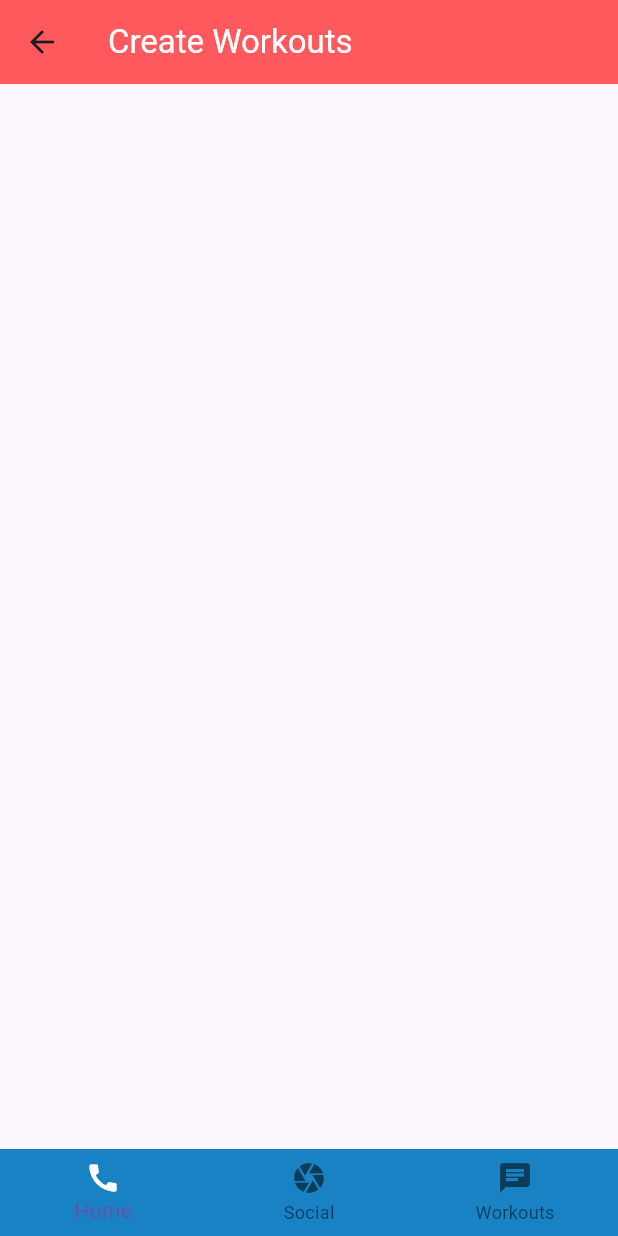
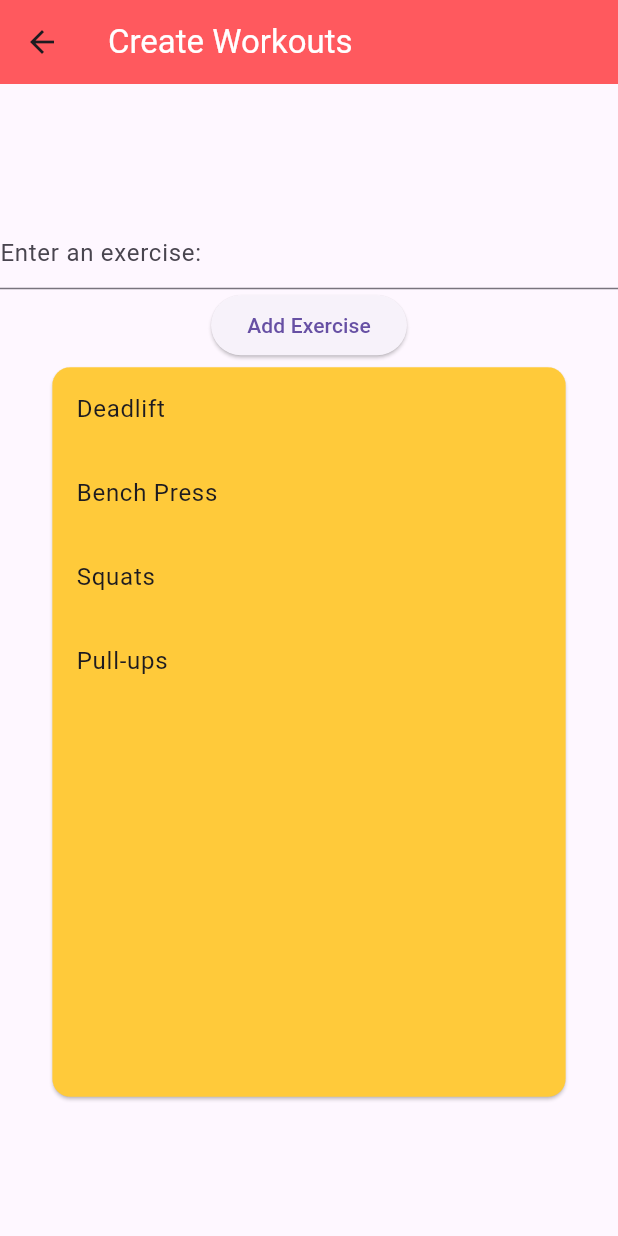
Before and after one commit to BenSwift1/GymApplication, a Flutter app: the createWorkouts screen opened directly, on a phone screen of 412 x 824 dp. Run offline on Flutter 3.47's test engine with Material 3 defaults, Android fonts, the phone set to English and light mode, and no system bars; our stand-ins replace firebase_auth; missing offline and left inert: dart:ffi; accounts and stored records are empty.

Commit message:
Can create workouts

```diff
--- a/gym_app/lib/create_workout.dart
+++ b/gym_app/lib/create_workout.dart
@@ -1,16 +1,26 @@
 import 'package:flutter/material.dart';
-import 'package:gym_app/main.dart';
 
 void main() {
   runApp(const MyApp());
 }
 
-void create_workout() {
-  // Your implementation for creating a workout
-  print('Creating workout...');
+class createWorkouts extends StatefulWidget {
+  const createWorkouts({Key? key}) : super(key: key);
+
+  @override
+  _CreateWorkoutsState createState() => _CreateWorkoutsState();
 }
 
-class createWorkouts extends StatelessWidget {
+class _CreateWorkoutsState extends State<createWorkouts> {
+  final List<String> exercises = [
+    'Deadlift',
+    'Bench Press',
+    'Squats',
+    'Pull-ups'
+  ];
+
+  TextEditingController myController = TextEditingController();
+
   @override
   Widget build(BuildContext context) {
     return Scaffold(
@@ -21,27 +31,59 @@ class createWorkouts extends StatelessWidget {
         ),
         backgroundColor: const Color.fromRGBO(255, 89, 94, 1),
       ),
-      bottomNavigationBar: BottomNavigationBar(
-        backgroundColor: const Color.fromRGBO(25, 130, 196, 1),
-        elevation: 0,
-        items: const <BottomNavigationBarItem>[
-          BottomNavigationBarItem(
-            icon: Icon(
-              Icons.call,
-              color: Colors.white,
+      body: Column(
+        mainAxisAlignment: MainAxisAlignment.center,
+        children: [
+          TextField(
+            controller: myController,
+            decoration: InputDecoration(
+              border: UnderlineInputBorder(),
+              hintText: 'Enter an exercise:',
             ),
-            label: 'Home',
           ),
-          BottomNavigationBarItem(
-            icon: Icon(Icons.camera),
-            label: 'Social',
+          ElevatedButton(
+            onPressed: () {
+              setState(() {
+                exercises.add(myController.text);
+                myController.clear(); // Clear text field
+              });
+            },
+            child: const Text('Add Exercise'),
           ),
-          BottomNavigationBarItem(
-            icon: Icon(Icons.chat),
-            label: 'Workouts',
+          ConstrainedBox(
+            constraints: BoxConstraints.expand(
+              height: MediaQuery.of(context).size.height * 0.60,
+              width: MediaQuery.of(context).size.width * 0.85,
+            ),
+            child: Card(
+              color: const Color.fromRGBO(255, 202, 58, 1),
+              child: ListView.builder(
+                itemCount: exercises.length,
+                itemBuilder: (context, index) {
+                  return ListTile(
+                    title: Text(exercises[index]),
+                  );
+                },
+              ),
+            ),
           ),
         ],
       ),
     );
   }
 }
+
+class MyApp extends StatelessWidget {
+  const MyApp({Key? key}) : super(key: key);
+
+  @override
+  Widget build(BuildContext context) {
+    return MaterialApp(
+      title: 'Gym App',
+      theme: ThemeData(
+        useMaterial3: true,
+      ),
+      home: const createWorkouts(),
+    );
+  }
+}
--- a/gym_app/lib/workouts.dart
+++ b/gym_app/lib/workouts.dart
@@ -3,7 +3,7 @@ import 'package:gym_app/main.dart';
 import 'package:gym_app/create_workout.dart';
 
 void main() {
-  runApp(const MyApp());
+  //runApp(const MyApp());
 }
 
 class workoutsPage extends StatelessWidget {
```
